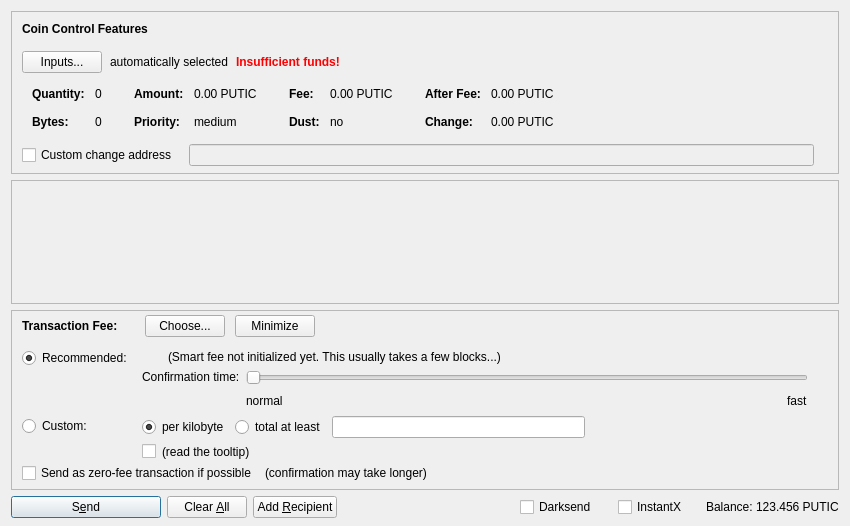
First picture: the form in src/qt/forms/sendcoinsdialog.ui, repository ticclassic/ic, before the edit.
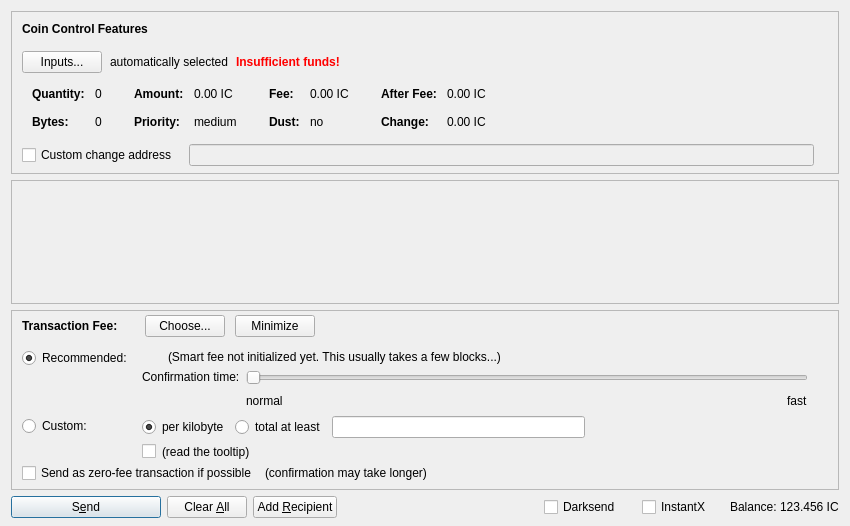
Second picture: the form after the edit. Icons and pictures are not drawn. Custom widgets are drawn as their Qt base class.

```diff
--- a/src/qt/forms/sendcoinsdialog.ui
+++ b/src/qt/forms/sendcoinsdialog.ui
@@ -324,7 +324,7 @@
                   <enum>Qt::ActionsContextMenu</enum>
                  </property>
                  <property name="text">
-                  <string notr="true">0.00 PUTIC</string>
+                  <string notr="true">0.00 IC</string>
                  </property>
                  <property name="textInteractionFlags">
                   <set>Qt::LinksAccessibleByMouse|Qt::TextSelectableByKeyboard|Qt::TextSelectableByMouse</set>
@@ -404,7 +404,7 @@
                   <enum>Qt::ActionsContextMenu</enum>
                  </property>
                  <property name="text">
-                  <string notr="true">0.00 PUTIC</string>
+                  <string notr="true">0.00 IC</string>
                  </property>
                  <property name="textInteractionFlags">
                   <set>Qt::LinksAccessibleByMouse|Qt::TextSelectableByKeyboard|Qt::TextSelectableByMouse</set>
@@ -484,7 +484,7 @@
                   <enum>Qt::ActionsContextMenu</enum>
                  </property>
                  <property name="text">
-                  <string notr="true">0.00 PUTIC</string>
+                  <string notr="true">0.00 IC</string>
                  </property>
                  <property name="textInteractionFlags">
                   <set>Qt::LinksAccessibleByMouse|Qt::TextSelectableByKeyboard|Qt::TextSelectableByMouse</set>
@@ -513,7 +513,7 @@
                   <enum>Qt::ActionsContextMenu</enum>
                  </property>
                  <property name="text">
-                  <string notr="true">0.00 PUTIC</string>
+                  <string notr="true">0.00 IC</string>
                  </property>
                  <property name="textInteractionFlags">
                   <set>Qt::LinksAccessibleByMouse|Qt::TextSelectableByKeyboard|Qt::TextSelectableByMouse</set>
@@ -1378,7 +1378,7 @@
           <cursorShape>IBeamCursor</cursorShape>
          </property>
          <property name="text">
-          <string notr="true">123.456 PUTIC</string>
+          <string notr="true">123.456 IC</string>
          </property>
          <property name="textInteractionFlags">
           <set>Qt::LinksAccessibleByMouse|Qt::TextSelectableByKeyboard|Qt::TextSelectableByMouse</set>
```
Left out of the diff: 12 changed lines with no effect on the pictures.
